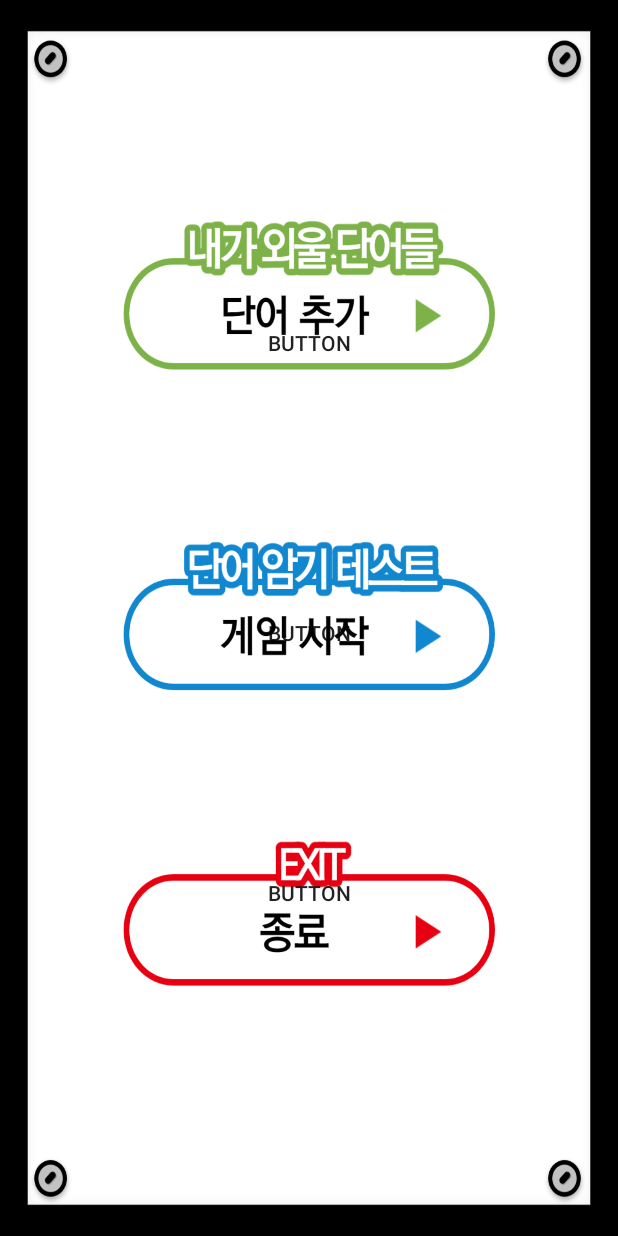
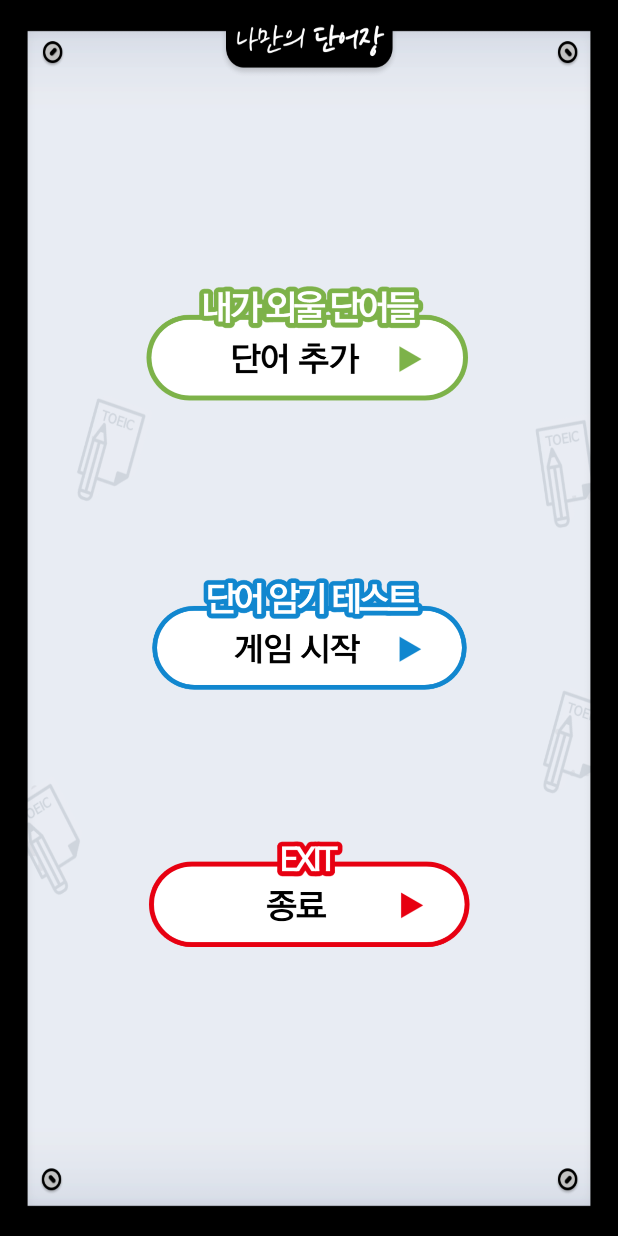
Before and after one commit to jaemin-Yoo/MyVocabulary, an Android app: the screen it shows after launch (MainActivity), on a phone screen of 412 x 824 dp. Run offline under Robolectric (Android 15) with nearby library versions, the phone set to English and light mode, and no system bars.

Commit message:
Add ImageButton in activity_main

```diff
--- a/MyVocabulary/app/src/main/AndroidManifest.xml
+++ b/MyVocabulary/app/src/main/AndroidManifest.xml
@@ -8,6 +8,7 @@
         android:label="@string/app_name"
         android:roundIcon="@mipmap/ic_launcher_myvocabulary_round"
         android:supportsRtl="true"
+        android:largeHeap="true"
         android:theme="@style/AppTheme">
         <meta-data android:name="android.max_aspect" android:value="2.1" />
 
--- a/MyVocabulary/app/src/main/java/com/example/myvocabulary/MainActivity.java
+++ b/MyVocabulary/app/src/main/java/com/example/myvocabulary/MainActivity.java
@@ -5,18 +5,19 @@ import androidx.appcompat.app.AppCompatActivity;
 import android.content.Intent;
 import android.os.Bundle;
 import android.view.View;
-import android.widget.Button;
+import android.widget.ImageButton;
 
 public class MainActivity extends AppCompatActivity {
 
-    private Button add, test, exit;
+    private ImageButton add, test, exit;
 
     @Override
     protected void onCreate(Bundle savedInstanceState) {
         super.onCreate(savedInstanceState);
         setContentView(R.layout.activity_main);
 
-        add=(Button)findViewById(R.id.btn_add);
+
+        add=findViewById(R.id.btn_add);
         add.setOnClickListener(new View.OnClickListener() {
             @Override
             public void onClick(View view) {
@@ -25,7 +26,7 @@ public class MainActivity extends AppCompatActivity {
             }
         });
 
-        test=(Button)findViewById(R.id.btn_test);
+        test=findViewById(R.id.btn_test);
         test.setOnClickListener(new View.OnClickListener() {
             @Override
             public void onClick(View view) {
@@ -34,12 +35,13 @@ public class MainActivity extends AppCompatActivity {
             }
         });
 
-        exit=(Button)findViewById(R.id.btn_exit);
+        exit=findViewById(R.id.btn_exit);
         exit.setOnClickListener(new View.OnClickListener() {
             @Override
             public void onClick(View view) {
                 finish();
             }
         });
+
     }
 }
--- a/MyVocabulary/app/src/main/res/layout/activity_main.xml
+++ b/MyVocabulary/app/src/main/res/layout/activity_main.xml
@@ -6,38 +6,43 @@
     android:layout_height="match_parent"
     android:orientation="vertical"
     tools:context=".MainActivity"
-    android:background="@drawable/main_background">
+    android:background="@drawable/background">
 
     <FrameLayout
         android:layout_width="match_parent"
         android:layout_height="match_parent">
 
-        <Button
+
+        <ImageButton
             android:id="@+id/btn_add"
-            android:layout_width="240dp"
-            android:layout_height="65dp"
+            android:layout_width="218dp"
+            android:layout_height="85dp"
             android:layout_gravity="center"
             android:layout_marginBottom="183dp"
-            android:background="#00ff0000"
-            android:text="button"/>
+            android:background="#00FF0000"
+            android:scaleType="fitCenter"
+            android:src="@drawable/btn_add" />
 
-        <Button
+        <ImageButton
             android:id="@+id/btn_test"
-            android:layout_width="240dp"
-            android:layout_height="65dp"
+            android:layout_width="218dp"
+            android:layout_height="85dp"
             android:layout_gravity="center"
             android:layout_marginTop="10dp"
             android:background="#00ff0000"
-            android:text="button"/>
+            android:scaleType="fitCenter"
+            android:src="@drawable/btn_test" />
 
-        <Button
+        <ImageButton
             android:id="@+id/btn_exit"
-            android:layout_width="240dp"
-            android:layout_height="65dp"
+            android:layout_width="218dp"
+            android:layout_height="85dp"
             android:layout_gravity="center"
             android:layout_marginTop="183dp"
             android:background="#00ff0000"
-            android:text="button" />
+            android:scaleType="fitCenter"
+            android:src="@drawable/btn_exit" />
+
 
     </FrameLayout>
 
```
Also changed, not shown: MyVocabulary/app/src/main/res/drawable/background.png (added), MyVocabulary/app/src/main/res/drawable/btn_add.png (added), MyVocabulary/app/src/main/res/drawable/btn_exit.png (added), MyVocabulary/app/src/main/res/drawable/btn_test.png (added), MyVocabulary/app/src/main/res/drawable/main_background.png (deleted), MyVocabulary/app/src/main/res/drawable/splash.png.
